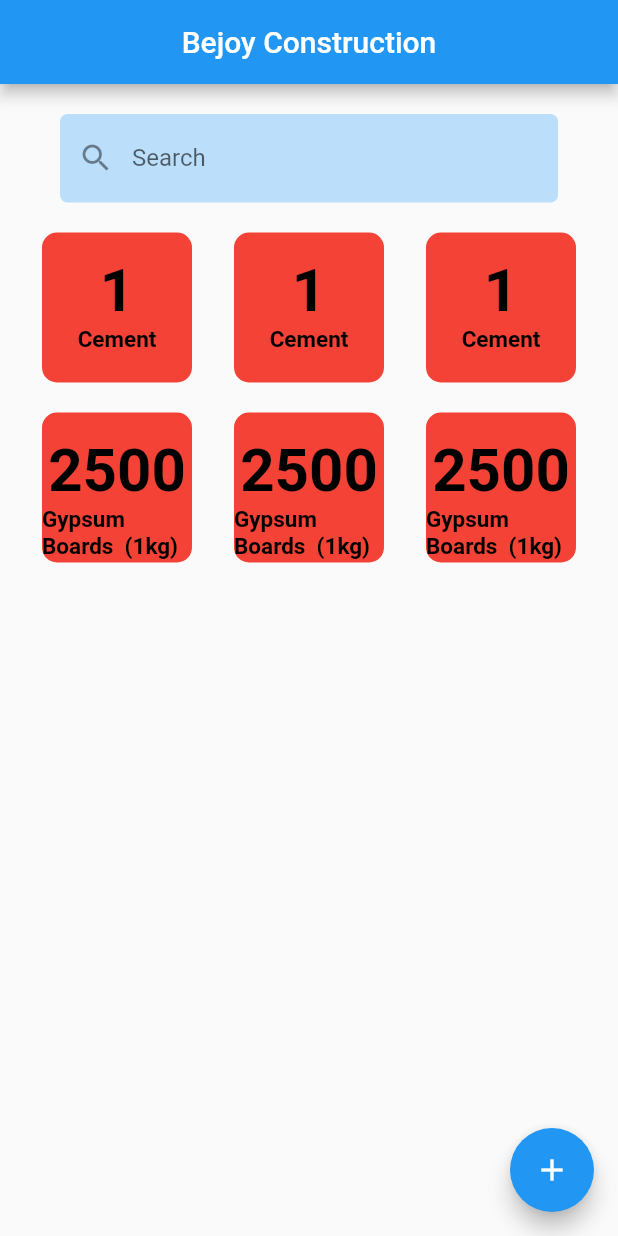
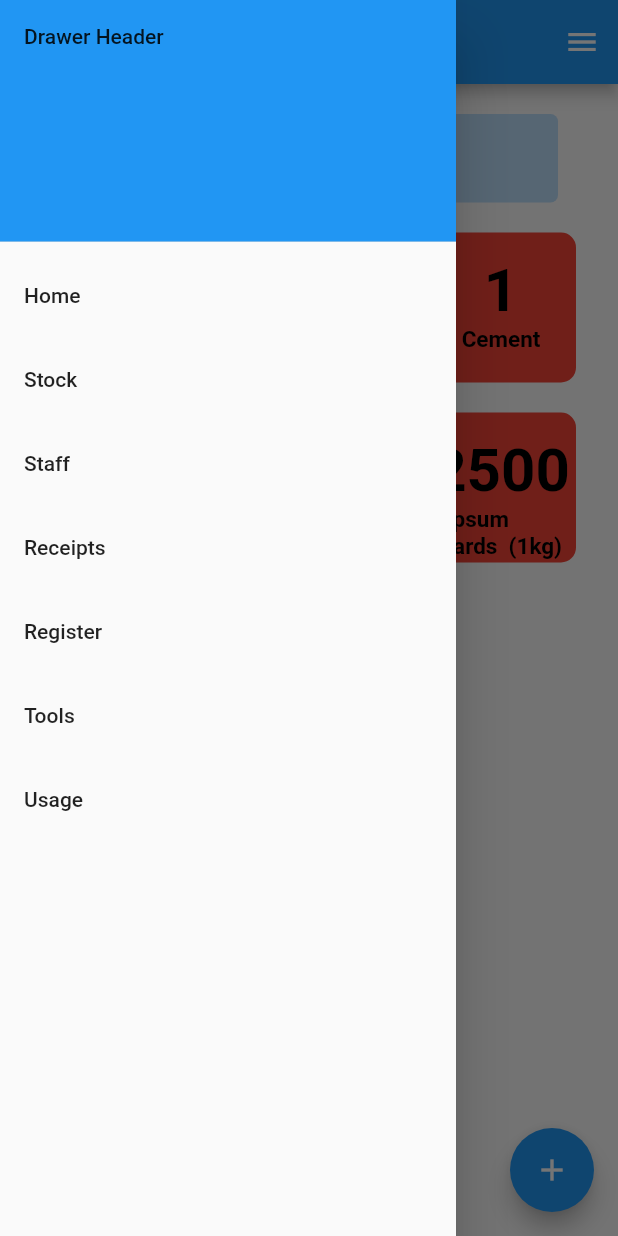
Before and after one commit to wilsonanyonga/bejoy_construction, a Flutter app: the screen it shows after launch, with the side drawer open (before the commit the screen has no drawer), on a phone screen of 412 x 824 dp. Run offline on Flutter 3.47's test engine with Material 2 defaults, Android fonts, the phone set to English and light mode, and no system bars.

Commit message:
Update main.dart

```diff
--- a/lib/main.dart
+++ b/lib/main.dart
@@ -77,6 +77,114 @@ class _MyHomePageState extends State<MyHomePage> {
         // the App.build method, and use it to set our appbar title.
         title: Center(child: Text(widget.title)),
       ),
+      drawer: Drawer(
+        child: ListView(
+          // Important: Remove any padding from the ListView.
+          padding: EdgeInsets.zero,
+          children: [
+            const DrawerHeader(
+              decoration: BoxDecoration(
+                color: Colors.blue,
+              ),
+              child: Text('Drawer Header'),
+            ),
+            ListTile(
+              title: const Text('Home'),
+              onTap: () {
+                // Update the state of the app.
+                // ...
+                Navigator.pop(context);
+              },
+            ),
+            ListTile(
+              title: const Text('Stock'),
+              onTap: () {
+                // Update the state of the app.
+                // ...
+                Navigator.pop(context);
+              },
+            ),
+            ListTile(
+              title: const Text('Staff'),
+              onTap: () {
+                // Update the state of the app.
+                // ...
+                Navigator.pop(context);
+              },
+            ),
+            ListTile(
+              title: const Text('Receipts'),
+              onTap: () {
+                // Update the state of the app.
+                // ...
+                Navigator.pop(context);
+              },
+            ),
+            ListTile(
+              title: const Text('Register'),
+              onTap: () {
+                // Update the state of the app.
+                // ...
+                Navigator.pop(context);
+              },
+            ),
+            ListTile(
+              title: const Text('Tools'),
+              onTap: () {
+                // Update the state of the app.
+                // ...
+                Navigator.pop(context);
+              },
+            ),
+            ListTile(
+              title: const Text('Usage'),
+              onTap: () {
+                // Update the state of the app.
+                // ...
+                Navigator.pop(context);
+              },
+            ),
+          ],
+        ),
+      ),
+      endDrawer: Drawer(
+        child: ListView(
+          // Important: Remove any padding from the ListView.
+          padding: EdgeInsets.zero,
+          children: [
+            // const DrawerHeader(
+            //   decoration: BoxDecoration(
+            //     color: Colors.blue,
+            //   ),
+            //   child: Text('Drawer Header'),
+            // ),
+            ListTile(
+              title: const Text('Project GLUK'),
+              onTap: () {
+                // Update the state of the app.
+                // ...
+                Navigator.pop(context);
+              },
+            ),
+            ListTile(
+              title: const Text('Project Oloitoktok'),
+              onTap: () {
+                // Update the state of the app.
+                // ...
+                Navigator.pop(context);
+              },
+            ),
+            ListTile(
+              title: const Text('Add Project'),
+              onTap: () {
+                // Update the state of the app.
+                // ...
+                Navigator.pop(context);
+              },
+            ),
+          ],
+        ),
+      ),
       // body: Home(_counter),
       body: Home(_coun2),
       floatingActionButton: FloatingActionButton(
```
